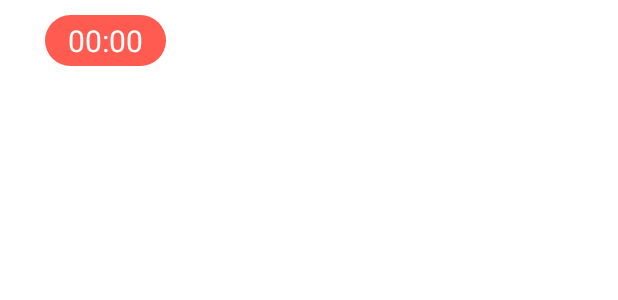
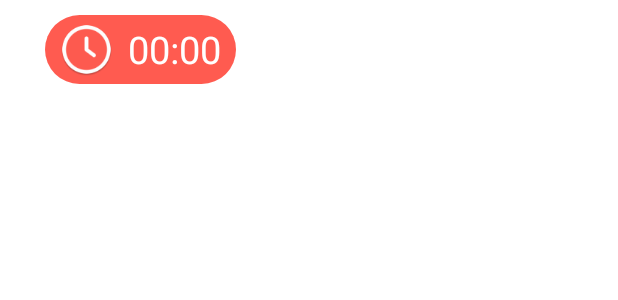
Before and after one commit to ThomasClaes-r0664186/MobileAppGip, an Android app: the layout overview_row.xml on its own in the app's theme, with its tools: preview values and no code run, on a phone screen of 412 x 824 dp. Shown: the top 300 px of the screen. Run offline under Robolectric (Android 15) with nearby library versions, the phone set to English and light mode, and no system bars.

Commit message:
Added clock pic

```diff
--- a/app/src/main/res/layout/overview_row.xml
+++ b/app/src/main/res/layout/overview_row.xml
@@ -16,17 +16,28 @@
         app:layout_constraintStart_toStartOf="parent"
         app:layout_constraintTop_toTopOf="parent">
 
+        <ImageView
+            android:id="@+id/imageView5"
+            android:layout_width="35dp"
+            android:layout_height="35dp"
+            android:src="@mipmap/ic_clock"
+            android:layout_marginTop="5dp"
+            android:layout_marginBottom="5dp"
+            android:layout_marginLeft="10dp"
+            android:layout_marginStart="10dp"
+            android:contentDescription="@string/txt_clock_icon" />
+
         <TextView
             android:id="@+id/textView"
             android:layout_width="wrap_content"
             android:layout_height="wrap_content"
-            android:paddingLeft="15dp"
-            android:paddingTop="3dp"
-            android:paddingRight="15dp"
-            android:paddingBottom="3dp"
+            android:paddingTop="5dp"
+            android:paddingBottom="5dp"
+            android:paddingRight="10dp"
+            android:paddingLeft="10dp"
             android:text="@string/time_placeholder_txt"
             android:textColor="#ffffff"
-            android:textSize="20sp"/>
+            android:textSize="25sp"/>
 
     </LinearLayout>
 
--- a/app/src/main/res/values/strings.xml
+++ b/app/src/main/res/values/strings.xml
@@ -45,4 +45,5 @@
     <string name="details_overview_section">Type your report here...</string>
     <string name="home_placeholder_txt">Home</string>
     <string name="away_txt">Away</string>
+    <string name="txt_clock_icon">Clock icon</string>
 </resources>
```
Also changed, not shown: app/src/main/res/mipmap-hdpi/ic_clock.png (added), app/src/main/res/mipmap-mdpi/ic_clock.png (added), app/src/main/res/mipmap-xhdpi/ic_clock.png (added), app/src/main/res/mipmap-xxhdpi/ic_clock.png (added), app/src/main/res/mipmap-xxxhdpi/ic_clock.png (added).
